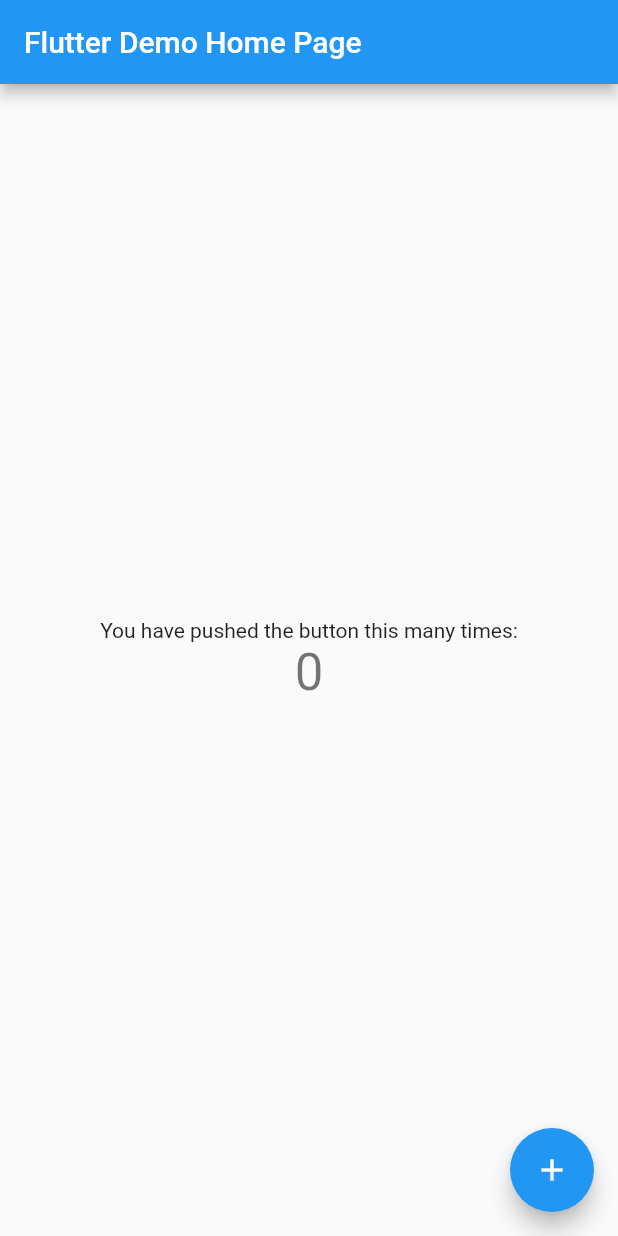
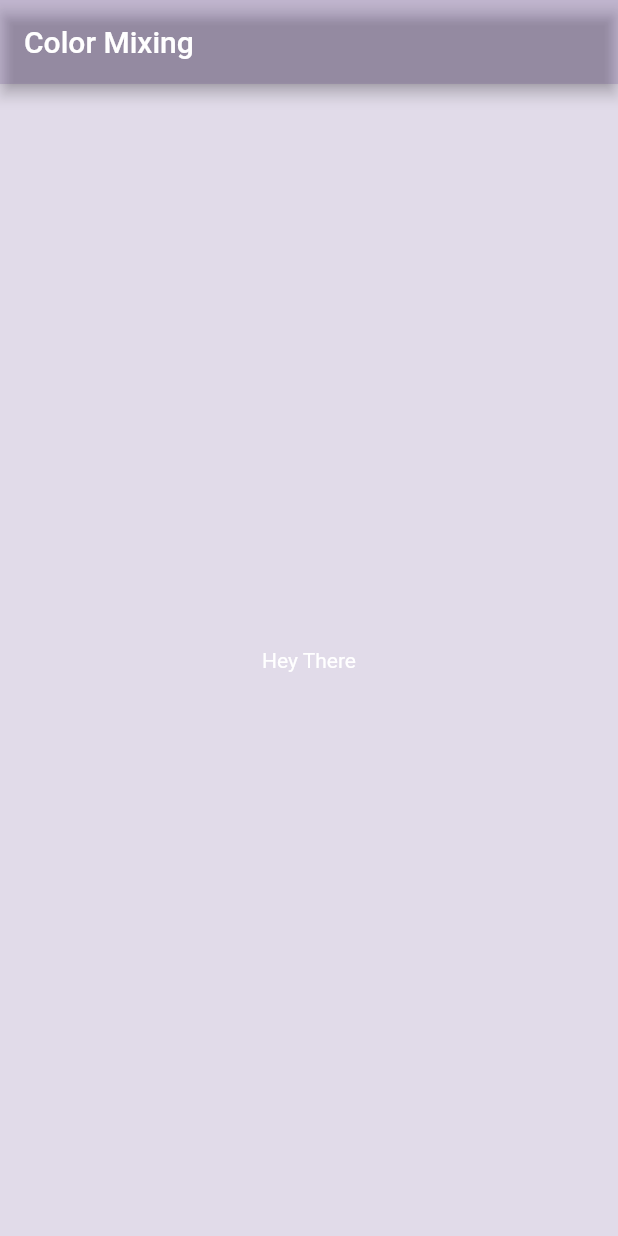
Before and after one commit to 0AbdElRahman-Mohamed0/color-mixing, a Flutter app: the screen it shows after launch, on a phone screen of 412 x 824 dp. Run offline on Flutter 3.47's test engine with Material 2 defaults, Android fonts, the phone set to English and light mode, and no system bars.

Commit message:
main screen with changed color

```diff
--- a/lib/main.dart
+++ b/lib/main.dart
@@ -1,115 +1,22 @@
+import 'package:color_mixing/view/main_screen.dart';
 import 'package:flutter/material.dart';
 
 void main() {
-  runApp(const MyApp());
+  runApp(const Main());
 }
 
-class MyApp extends StatelessWidget {
-  const MyApp({super.key});
+/// Material widget class of the app
+/// This widget is the root of your application.
+class Main extends StatelessWidget {
+  /// Constructor of the main class
+  const Main({super.key});
 
-  // This widget is the root of your application.
   @override
   Widget build(BuildContext context) {
-    return MaterialApp(
-      title: 'Flutter Demo',
-      theme: ThemeData(
-        // This is the theme of your application.
-        //
-        // Try running your application with "flutter run". You'll see the
-        // application has a blue toolbar. Then, without quitting the app, try
-        // changing the primarySwatch below to Colors.green and then invoke
-        // "hot reload" (press "r" in the console where you ran "flutter run",
-        // or simply save your changes to "hot reload" in a Flutter IDE).
-        // Notice that the counter didn't reset back to zero; the application
-        // is not restarted.
-        primarySwatch: Colors.blue,
-      ),
-      home: const MyHomePage(title: 'Flutter Demo Home Page'),
+    return const MaterialApp(
+      title: 'Color Mixing',
+      debugShowCheckedModeBanner: false,
+      home: MainScreen(),
     );
   }
 }
-
-class MyHomePage extends StatefulWidget {
-  const MyHomePage({super.key, required this.title});
-
-  // This widget is the home page of your application. It is stateful, meaning
-  // that it has a State object (defined below) that contains fields that affect
-  // how it looks.
-
-  // This class is the configuration for the state. It holds the values (in this
-  // case the title) provided by the parent (in this case the App widget) and
-  // used by the build method of the State. Fields in a Widget subclass are
-  // always marked "final".
-
-  final String title;
-
-  @override
-  State<MyHomePage> createState() => _MyHomePageState();
-}
-
-class _MyHomePageState extends State<MyHomePage> {
-  int _counter = 0;
-
-  void _incrementCounter() {
-    setState(() {
-      // This call to setState tells the Flutter framework that something has
-      // changed in this State, which causes it to rerun the build method below
-      // so that the display can reflect the updated values. If we changed
-      // _counter without calling setState(), then the build method would not be
-      // called again, and so nothing would appear to happen.
-      _counter++;
-    });
-  }
-
-  @override
-  Widget build(BuildContext context) {
-    // This method is rerun every time setState is called, for instance as done
-    // by the _incrementCounter method above.
-    //
-    // The Flutter framework has been optimized to make rerunning build methods
-    // fast, so that you can just rebuild anything that needs updating rather
-    // than having to individually change instances of widgets.
-    return Scaffold(
-      appBar: AppBar(
-        // Here we take the value from the MyHomePage object that was created by
-        // the App.build method, and use it to set our appbar title.
-        title: Text(widget.title),
-      ),
-      body: Center(
-        // Center is a layout widget. It takes a single child and positions it
-        // in the middle of the parent.
-        child: Column(
-          // Column is also a layout widget. It takes a list of children and
-          // arranges them vertically. By default, it sizes itself to fit its
-          // children horizontally, and tries to be as tall as its parent.
-          //
-          // Invoke "debug painting" (press "p" in the console, choose the
-          // "Toggle Debug Paint" action from the Flutter Inspector in Android
-          // Studio, or the "Toggle Debug Paint" command in Visual Studio Code)
-          // to see the wireframe for each widget.
-          //
-          // Column has various properties to control how it sizes itself and
-          // how it positions its children. Here we use mainAxisAlignment to
-          // center the children vertically; the main axis here is the vertical
-          // axis because Columns are vertical (the cross axis would be
-          // horizontal).
-          mainAxisAlignment: MainAxisAlignment.center,
-          children: <Widget>[
-            const Text(
-              'You have pushed the button this many times:',
-            ),
-            Text(
-              '$_counter',
-              style: Theme.of(context).textTheme.headlineMedium,
-            ),
-          ],
-        ),
-      ),
-      floatingActionButton: FloatingActionButton(
-        onPressed: _incrementCounter,
-        tooltip: 'Increment',
-        child: const Icon(Icons.add),
-      ), // This trailing comma makes auto-formatting nicer for build methods.
-    );
-  }
-}
--- /dev/null
+++ b/lib/utils/color_mixer.dart
@@ -0,0 +1,16 @@
+import 'dart:math';
+import 'dart:ui';
+
+/// Class to Mix Colors used in app
+class ColorMixer {
+  final Random _random = Random();
+  final int _maxNumber = 255;
+
+  /// Function that responsible for change colors randomly and get
+  Color get color => Color.fromARGB(
+        _random.nextInt(_maxNumber),
+        _random.nextInt(_maxNumber),
+        _random.nextInt(_maxNumber),
+        _random.nextInt(_maxNumber),
+      );
+}
--- /dev/null
+++ b/lib/view/main_screen.dart
@@ -0,0 +1,37 @@
+import 'package:color_mixing/utils/color_mixer.dart';
+import 'package:flutter/material.dart';
+
+/// First Screen of the app starts after splash screen
+class MainScreen extends StatefulWidget {
+  /// Constructor of main screen
+  const MainScreen({Key? key}) : super(key: key);
+
+  @override
+  State<MainScreen> createState() => _MainScreenState();
+}
+
+class _MainScreenState extends State<MainScreen> {
+  Color _backgroundColor = ColorMixer().color;
+
+  @override
+  Widget build(BuildContext context) {
+    return Scaffold(
+      backgroundColor: _backgroundColor,
+      appBar: AppBar(
+        title: const Text('Color Mixing'),
+        backgroundColor: _backgroundColor,
+      ),
+      body: InkWell(
+        onTap: () => setState(() {
+          _backgroundColor = ColorMixer().color;
+        }),
+        child: const Center(
+          child: Text(
+            'Hey There',
+            style: TextStyle(color: Colors.white),
+          ),
+        ),
+      ),
+    );
+  }
+}
```
Also changed, not shown: pubspec.yaml (+10 -10 lines), pubspec.lock, 3 other files.
